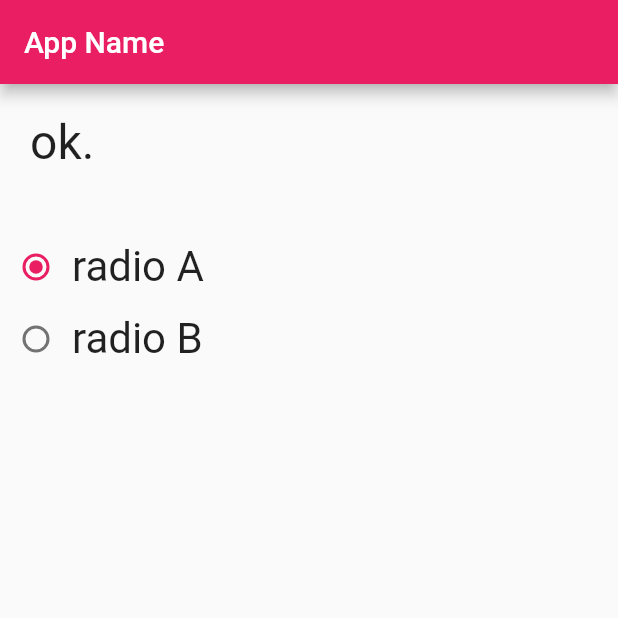
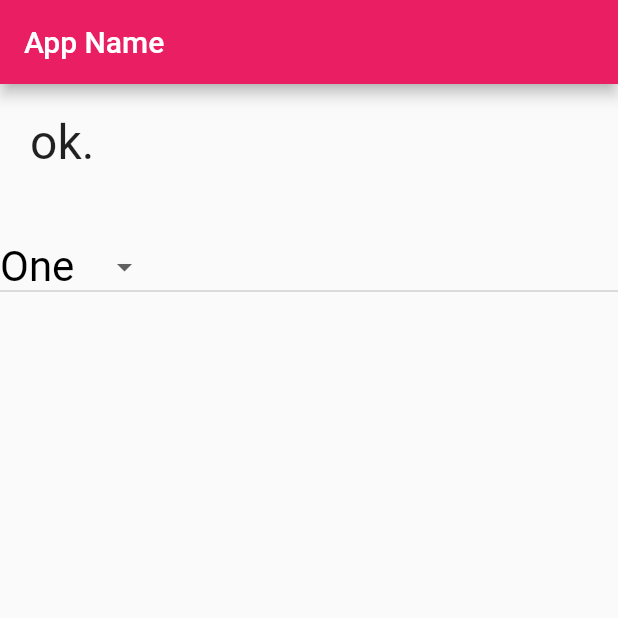
Before and after one commit to hirossk/flutter_app, a Flutter app: the screen it shows after launch, on a phone screen of 412 x 824 dp, the top half of it. Run offline on Flutter 3.47's test engine with Material 2 defaults, Android fonts, the phone set to English and light mode, and no system bars.

Commit message:
chapter3-13-1

```diff
--- a/lib/main.dart
+++ b/lib/main.dart
@@ -29,7 +29,7 @@ class MyHomePage extends StatefulWidget {
 
 class _MyHomePageState extends State<MyHomePage> {
   static var _message = 'ok.';
-  static var _selected = 'A';
+  static var _selected = 'One';
 
   @override
   Widget build(BuildContext context) {
@@ -56,51 +56,29 @@ class _MyHomePageState extends State<MyHomePage> {
             const Padding(
               padding: EdgeInsets.all(10.0),
             ),
-            Row(
-                mainAxisAlignment: MainAxisAlignment.start,
-                mainAxisSize: MainAxisSize.max,
-                crossAxisAlignment: CrossAxisAlignment.center,
-                children: <Widget>[
-                  Radio<String>(
-                    value: 'A',
-                    groupValue: _selected,
-                    onChanged: checkChanged,
-                  ),
-                  const Text(
-                    "radio A",
-                    style: TextStyle(
-                        fontSize: 28.0,
-                        fontWeight: FontWeight.w400,
-                        fontFamily: "Roboto"),
-                  )
-                ]),
-            Row(
-                mainAxisAlignment: MainAxisAlignment.start,
-                mainAxisSize: MainAxisSize.max,
-                crossAxisAlignment: CrossAxisAlignment.center,
-                children: <Widget>[
-                  Radio<String>(
-                    value: 'B',
-                    groupValue: _selected,
-                    onChanged: checkChanged,
-                  ),
-                  const Text(
-                    "radio B",
-                    style: TextStyle(
-                        fontSize: 28.0,
-                        fontWeight: FontWeight.w400,
-                        fontFamily: "Roboto"),
-                  )
-                ]),
+            DropdownButton<String>(
+              onChanged: popupSelected,
+              value: _selected,
+              style: const TextStyle(
+                  color: Colors.black,
+                  fontSize: 28.0,
+                  fontWeight: FontWeight.w400,
+                  fontFamily: 'Roboto'),
+              items: const <DropdownMenuItem<String>>[
+                DropdownMenuItem<String>(value: 'One', child: Text('One')),
+                DropdownMenuItem<String>(value: 'Two', child: Text('Two')),
+                DropdownMenuItem<String>(value: 'Three', child: Text('Three')),
+              ],
+            ),
           ],
         ),
       ),
     );
   }
 
-  void checkChanged(String? value) {
+  void popupSelected(String? value) {
     setState(() {
-      _selected = value ?? 'nodata';
+      _selected = value ?? 'not selected...';
       _message = 'select: $_selected';
     });
   }
```
